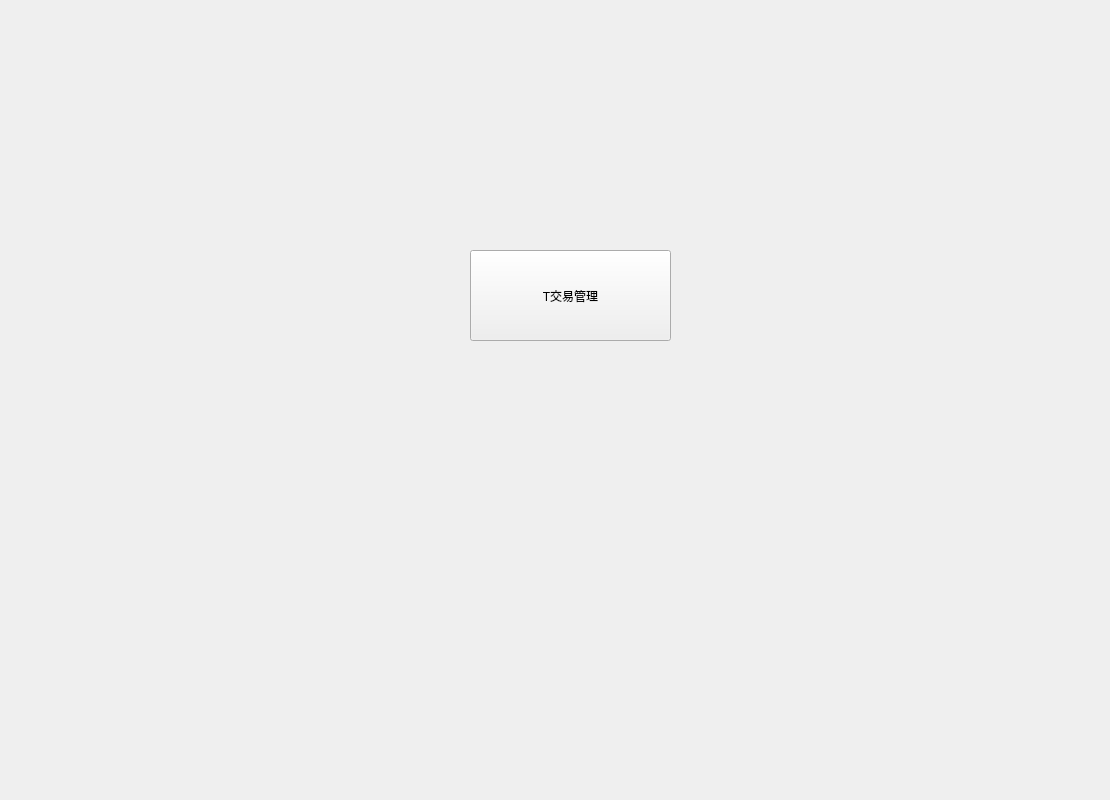
The window that 2_qt/SneakerTraClient/subtrader/tradertranscform.ui (IvanNotOnlyFAt/Sneaker) describes before a commit, drawn with Qt 5.
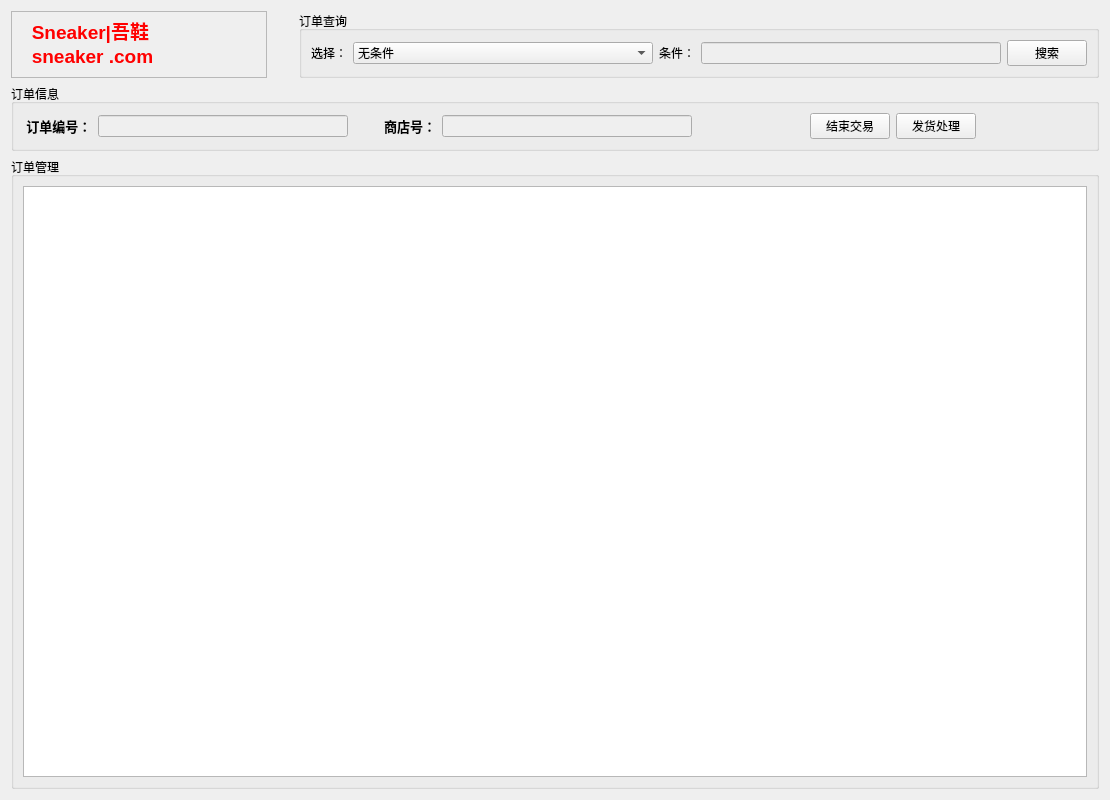
The same window after the commit.

What changed in the file:
```diff
--- a/2_qt/SneakerTraClient/subtrader/tradertranscform.ui
+++ b/2_qt/SneakerTraClient/subtrader/tradertranscform.ui
@@ -13,19 +13,307 @@
   <property name="windowTitle">
    <string>Form</string>
   </property>
-  <widget class="QPushButton" name="pushButton">
-   <property name="geometry">
-    <rect>
-     <x>470</x>
-     <y>250</y>
-     <width>201</width>
-     <height>91</height>
-    </rect>
-   </property>
-   <property name="text">
-    <string>T交易管理</string>
-   </property>
-  </widget>
+  <layout class="QGridLayout" name="gridLayout_5">
+   <item row="0" column="0">
+    <layout class="QGridLayout" name="gridLayout_4">
+     <item row="0" column="0">
+      <widget class="QTextBrowser" name="textBrowser">
+       <property name="enabled">
+        <bool>false</bool>
+       </property>
+       <property name="sizePolicy">
+        <sizepolicy hsizetype="Minimum" vsizetype="Ignored">
+         <horstretch>0</horstretch>
+         <verstretch>69</verstretch>
+        </sizepolicy>
+       </property>
+       <property name="html">
+        <string>&lt;!DOCTYPE HTML PUBLIC &quot;-//W3C//DTD HTML 4.0//EN&quot; &quot;http://www.w3.org/TR/REC-html40/strict.dtd&quot;&gt;
+&lt;html&gt;&lt;head&gt;&lt;meta name=&quot;qrichtext&quot; content=&quot;1&quot; /&gt;&lt;style type=&quot;text/css&quot;&gt;
+p, li { white-space: pre-wrap; }
+&lt;/style&gt;&lt;/head&gt;&lt;body style=&quot; font-family:'SimSun'; font-size:9pt; font-weight:400; font-style:normal;&quot;&gt;
+&lt;p style=&quot; margin-top:0px; margin-bottom:0px; margin-left:0px; margin-right:0px; -qt-block-indent:0; text-indent:0px;&quot;&gt;&lt;span style=&quot; font-size:14pt; font-weight:600; color:#ff0000;&quot;&gt;   Sneaker|吾鞋&lt;/span&gt;&lt;/p&gt;
+&lt;p style=&quot; margin-top:0px; margin-bottom:0px; margin-left:0px; margin-right:0px; -qt-block-indent:0; text-indent:0px;&quot;&gt;&lt;span style=&quot; font-size:14pt; font-weight:600; color:#ff0000;&quot;&gt;   sneaker .com&lt;/span&gt;&lt;/p&gt;&lt;/body&gt;&lt;/html&gt;</string>
+       </property>
+      </widget>
+     </item>
+     <item row="0" column="1">
+      <spacer name="verticalSpacer">
+       <property name="orientation">
+        <enum>Qt::Vertical</enum>
+       </property>
+       <property name="sizeType">
+        <enum>QSizePolicy::Minimum</enum>
+       </property>
+       <property name="sizeHint" stdset="0">
+        <size>
+         <width>20</width>
+         <height>10</height>
+        </size>
+       </property>
+      </spacer>
+     </item>
+     <item row="0" column="2">
+      <widget class="QGroupBox" name="groupBox">
+       <property name="enabled">
+        <bool>true</bool>
+       </property>
+       <property name="sizePolicy">
+        <sizepolicy hsizetype="Ignored" vsizetype="Maximum">
+         <horstretch>0</horstretch>
+         <verstretch>0</verstretch>
+        </sizepolicy>
+       </property>
+       <property name="title">
+        <string>订单查询</string>
+       </property>
+       <layout class="QGridLayout" name="gridLayout_3">
+        <item row="0" column="0">
+         <layout class="QHBoxLayout" name="horizontalLayout_2">
+          <item>
+           <widget class="QLabel" name="label">
+            <property name="contextMenuPolicy">
+             <enum>Qt::NoContextMenu</enum>
+            </property>
+            <property name="text">
+             <string>选择：</string>
+            </property>
+           </widget>
+          </item>
+          <item>
+           <widget class="QComboBox" name="cb_condition">
+            <property name="enabled">
+             <bool>true</bool>
+            </property>
+            <property name="sizePolicy">
+             <sizepolicy hsizetype="Expanding" vsizetype="Fixed">
+              <horstretch>0</horstretch>
+              <verstretch>0</verstretch>
+             </sizepolicy>
+            </property>
+            <item>
+             <property name="text">
+              <string>无条件</string>
+             </property>
+            </item>
+            <item>
+             <property name="text">
+              <string>订单号</string>
+             </property>
+            </item>
+           </widget>
+          </item>
+          <item>
+           <widget class="QLabel" name="label_6">
+            <property name="text">
+             <string>条件：</string>
+            </property>
+           </widget>
+          </item>
+          <item>
+           <widget class="QLineEdit" name="le_condition">
+            <property name="enabled">
+             <bool>false</bool>
+            </property>
+            <property name="clearButtonEnabled">
+             <bool>true</bool>
+            </property>
+           </widget>
+          </item>
+          <item>
+           <widget class="QPushButton" name="pb_search">
+            <property name="sizePolicy">
+             <sizepolicy hsizetype="Fixed" vsizetype="Fixed">
+              <horstretch>0</horstretch>
+              <verstretch>0</verstretch>
+             </sizepolicy>
+            </property>
+            <property name="text">
+             <string>搜索</string>
+            </property>
+           </widget>
+          </item>
+         </layout>
+        </item>
+       </layout>
+      </widget>
+     </item>
+     <item row="1" column="0" colspan="3">
+      <widget class="QGroupBox" name="groupBox_3">
+       <property name="title">
+        <string>订单信息</string>
+       </property>
+       <layout class="QGridLayout" name="gridLayout_2">
+        <item row="0" column="0">
+         <layout class="QHBoxLayout" name="horizontalLayout">
+          <item>
+           <widget class="QLabel" name="label_2">
+            <property name="font">
+             <font>
+              <family>Adobe Devanagari</family>
+              <pointsize>10</pointsize>
+              <weight>75</weight>
+              <bold>true</bold>
+             </font>
+            </property>
+            <property name="contextMenuPolicy">
+             <enum>Qt::NoContextMenu</enum>
+            </property>
+            <property name="text">
+             <string> 订单编号：</string>
+            </property>
+           </widget>
+          </item>
+          <item>
+           <widget class="QLineEdit" name="le_transancid">
+            <property name="enabled">
+             <bool>false</bool>
+            </property>
+            <property name="sizePolicy">
+             <sizepolicy hsizetype="Minimum" vsizetype="Fixed">
+              <horstretch>0</horstretch>
+              <verstretch>0</verstretch>
+             </sizepolicy>
+            </property>
+            <property name="minimumSize">
+             <size>
+              <width>250</width>
+              <height>0</height>
+             </size>
+            </property>
+            <property name="alignment">
+             <set>Qt::AlignCenter</set>
+            </property>
+           </widget>
+          </item>
+          <item>
+           <spacer name="horizontalSpacer">
+            <property name="orientation">
+             <enum>Qt::Horizontal</enum>
+            </property>
+            <property name="sizeType">
+             <enum>QSizePolicy::Preferred</enum>
+            </property>
+            <property name="sizeHint" stdset="0">
+             <size>
+              <width>30</width>
+              <height>20</height>
+             </size>
+            </property>
+           </spacer>
+          </item>
+          <item>
+           <widget class="QLabel" name="label_3">
+            <property name="sizePolicy">
+             <sizepolicy hsizetype="Minimum" vsizetype="Preferred">
+              <horstretch>0</horstretch>
+              <verstretch>0</verstretch>
+             </sizepolicy>
+            </property>
+            <property name="font">
+             <font>
+              <family>Adobe Devanagari</family>
+              <pointsize>10</pointsize>
+              <weight>75</weight>
+              <bold>true</bold>
+             </font>
+            </property>
+            <property name="contextMenuPolicy">
+             <enum>Qt::NoContextMenu</enum>
+            </property>
+            <property name="text">
+             <string>商店号：</string>
+            </property>
+           </widget>
+          </item>
+          <item>
+           <widget class="QLineEdit" name="le_storeid">
+            <property name="enabled">
+             <bool>false</bool>
+            </property>
+            <property name="sizePolicy">
+             <sizepolicy hsizetype="Preferred" vsizetype="Fixed">
+              <horstretch>0</horstretch>
+              <verstretch>0</verstretch>
+             </sizepolicy>
+            </property>
+            <property name="minimumSize">
+             <size>
+              <width>250</width>
+              <height>0</height>
+             </size>
+            </property>
+            <property name="alignment">
+             <set>Qt::AlignCenter</set>
+            </property>
+           </widget>
+          </item>
+          <item>
+           <spacer name="horizontalSpacer_2">
+            <property name="orientation">
+             <enum>Qt::Horizontal</enum>
+            </property>
+            <property name="sizeType">
+             <enum>QSizePolicy::MinimumExpanding</enum>
+            </property>
+            <property name="sizeHint" stdset="0">
+             <size>
+              <width>40</width>
+              <height>20</height>
+             </size>
+            </property>
+           </spacer>
+          </item>
+          <item>
+           <widget class="QPushButton" name="pb_closeoder">
+            <property name="text">
+             <string>结束交易</string>
+            </property>
+           </widget>
+          </item>
+          <item>
+           <widget class="QPushButton" name="pb_oderprocess">
+            <property name="text">
+             <string>发货处理</string>
+            </property>
+           </widget>
+          </item>
+          <item>
+           <spacer name="horizontalSpacer_3">
+            <property name="orientation">
+             <enum>Qt::Horizontal</enum>
+            </property>
+            <property name="sizeType">
+             <enum>QSizePolicy::MinimumExpanding</enum>
+            </property>
+            <property name="sizeHint" stdset="0">
+             <size>
+              <width>40</width>
+              <height>20</height>
+             </size>
+            </property>
+           </spacer>
+          </item>
+         </layout>
+        </item>
+       </layout>
+      </widget>
+     </item>
+     <item row="2" column="0" colspan="3">
+      <widget class="QGroupBox" name="groupBox_2">
+       <property name="title">
+        <string>订单管理</string>
+       </property>
+       <layout class="QGridLayout" name="gridLayout">
+        <item row="0" column="0">
+         <widget class="QListWidget" name="listWidget"/>
+        </item>
+       </layout>
+      </widget>
+     </item>
+    </layout>
+   </item>
+  </layout>
  </widget>
  <resources/>
  <connections/>
```
